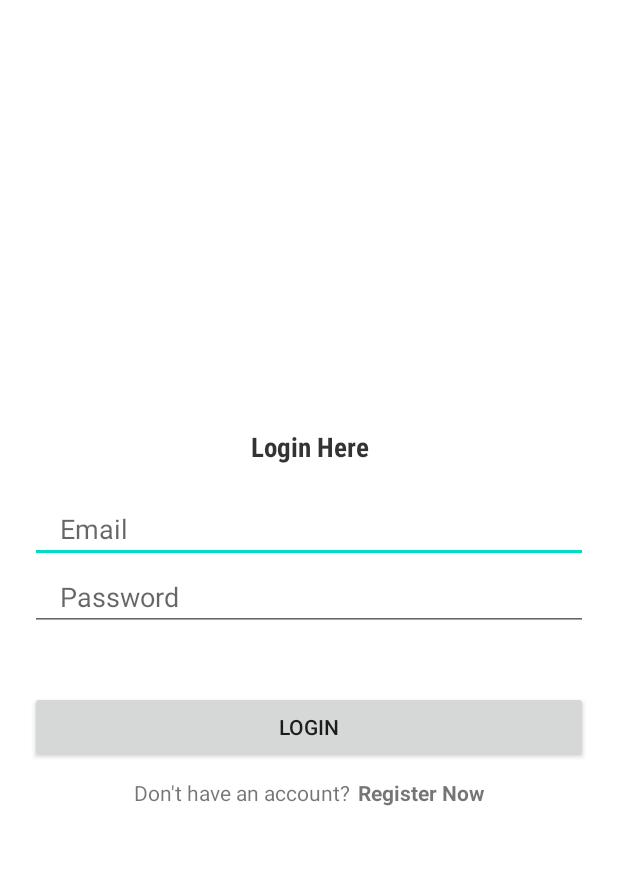
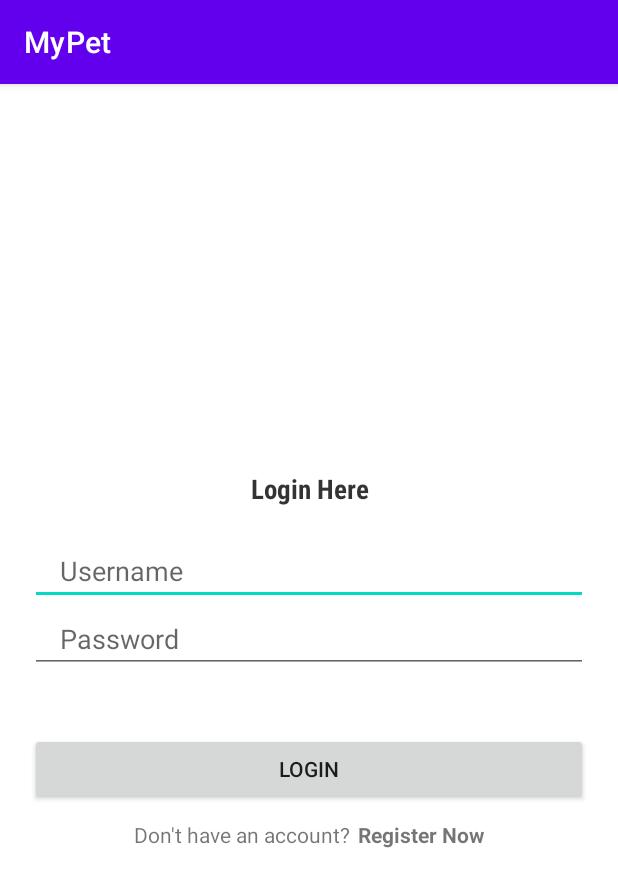
Before and after one commit to FedericoCopes/MyPet_Android, an Android app: the screen it shows after launch (Login), after a tap on "LOGIN", on a phone screen of 412 x 824 dp. Shown: the top 887 px of the screen. Run offline under Robolectric (Android 15) with nearby library versions, the phone set to English and light mode, and no system bars; our stand-ins replace Firebase (no records; nobody signed in at launch, a user with empty details on screens opened directly).

Commit message:
Modifica login e registrazione
Uso dello username al posto della mail come identificativo nel database di Firebase

```diff
--- a/Navbar/app/src/main/java/com/example/navbar/Login.java
+++ b/Navbar/app/src/main/java/com/example/navbar/Login.java
@@ -1,5 +1,6 @@
 package com.example.navbar;
 
+import androidx.annotation.NonNull;
 import androidx.appcompat.app.AppCompatActivity;
 
 import android.content.Intent;
@@ -10,14 +11,22 @@ import android.widget.EditText;
 import android.widget.TextView;
 import android.widget.Toast;
 
+import com.google.firebase.database.DataSnapshot;
+import com.google.firebase.database.DatabaseError;
+import com.google.firebase.database.DatabaseReference;
+import com.google.firebase.database.FirebaseDatabase;
+import com.google.firebase.database.ValueEventListener;
+
 public class Login extends AppCompatActivity {
+
+    DatabaseReference databaseReference = FirebaseDatabase.getInstance().getReferenceFromUrl("https://mypet-756fb-default-rtdb.firebaseio.com/");
 
     @Override
     protected void onCreate(Bundle savedInstanceState) {
         super.onCreate(savedInstanceState);
         setContentView(R.layout.activity_login);
 
-        final EditText email = findViewById(R.id.email);
+        final EditText username = findViewById(R.id.username);
         final EditText password = findViewById(R.id.password);
         final Button loginBtn = findViewById(R.id.loginBtn);
         final TextView registerNowBtn = findViewById(R.id.registerNowBtn);
@@ -26,14 +35,46 @@ public class Login extends AppCompatActivity {
             @Override
             public void onClick(View v) {
 
-                final String emailTxt = email.getText().toString();
+                final String usernameTxt = username.getText().toString();
                 final String passwordTxt = password.getText().toString();
 
-                if(emailTxt.isEmpty() || passwordTxt.isEmpty()){
-                    Toast.makeText(Login.this, "Please enter your email or password", Toast.LENGTH_SHORT).show();
+                if(usernameTxt.isEmpty() || passwordTxt.isEmpty()){
+                    Toast.makeText(Login.this, "Please enter your username or password", Toast.LENGTH_SHORT).show();
                 }
                 else{
 
+                    databaseReference.child("users").addListenerForSingleValueEvent(new ValueEventListener() {
+                        @Override
+                        public void onDataChange(@NonNull DataSnapshot snapshot) {
+
+                            // check if username is exist in firebase database
+                            if(snapshot.hasChild(usernameTxt)){
+
+                                // username is exist in firebase database
+                                // now get password of user from firebase data and match it with user entered password
+                                final String getPassword = snapshot.child(usernameTxt).child("password").getValue(String.class);
+
+                                if(getPassword.equals(passwordTxt)){
+                                    Toast.makeText(Login.this, "Successfully Logged in", Toast.LENGTH_SHORT).show();
+
+                                    // open MainActivity on success
+                                    startActivity(new Intent(Login.this, MainActivity.class));
+                                    finish();
+                                }
+                                else{
+                                    Toast.makeText(Login.this, "Wrong Password", Toast.LENGTH_SHORT).show();
+                                }
+                            }
+                            else{
+                                Toast.makeText(Login.this, "Wrong Username", Toast.LENGTH_SHORT).show();
+                            }
+                        }
+
+                        @Override
+                        public void onCancelled(@NonNull DatabaseError error) {
+
+                        }
+                    });
                 }
             }
         });
--- a/Navbar/app/src/main/res/layout/activity_login.xml
+++ b/Navbar/app/src/main/res/layout/activity_login.xml
@@ -22,9 +22,9 @@
         android:layout_marginTop="20dp"
         android:layout_width="match_parent"
         android:layout_height="wrap_content"
-        android:inputType="textEmailAddress"
-        android:id="@+id/email"
-        android:hint="Email"
+        android:inputType="text"
+        android:id="@+id/username"
+        android:hint="Username"
         android:maxLines="1"
         android:layout_marginStart="20dp"
         android:layout_marginEnd="20dp"
--- a/Navbar/app/src/main/res/layout/activity_register.xml
+++ b/Navbar/app/src/main/res/layout/activity_register.xml
@@ -35,9 +35,9 @@
     <EditText
         android:layout_width="match_parent"
         android:layout_height="wrap_content"
-        android:inputType="phone"
-        android:id="@+id/phone"
-        android:hint="Mobile"
+        android:inputType="text"
+        android:id="@+id/username"
+        android:hint="Username"
         android:maxLines="1"
         android:layout_marginStart="20dp"
         android:layout_marginEnd="20dp"
--- a/Navbar/app/src/main/res/values/themes.xml
+++ b/Navbar/app/src/main/res/values/themes.xml
@@ -1,6 +1,6 @@
 <resources xmlns:tools="http://schemas.android.com/tools">
     <!-- Base application theme. -->
-    <style name="Theme.Navbar" parent="Theme.MaterialComponents.DayNight.NoActionBar">
+    <style name="Theme.Navbar" parent="Theme.MaterialComponents.DayNight.DarkActionBar">
         <!-- Primary brand color. -->
         <item name="colorPrimary">@color/purple_500</item>
         <item name="colorPrimaryVariant">@color/purple_700</item>
```
Also changed, not shown: Navbar/app/src/main/java/com/example/navbar/Register.java (+11 -11 lines).
